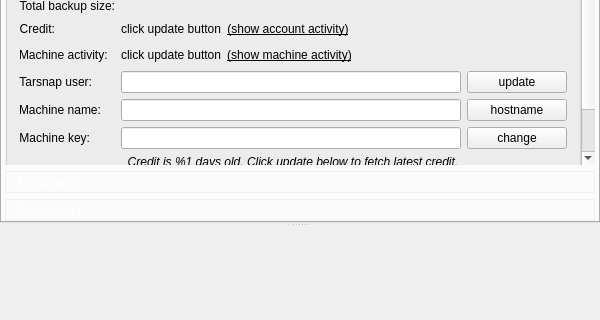
Before: the Qt Designer form forms/mainwindow.ui in Tarsnap/tarsnap-gui, drawn with Qt 5; both pictures show x 0 to 600 and y 159 to 479 of the 600 by 600 pixel window.
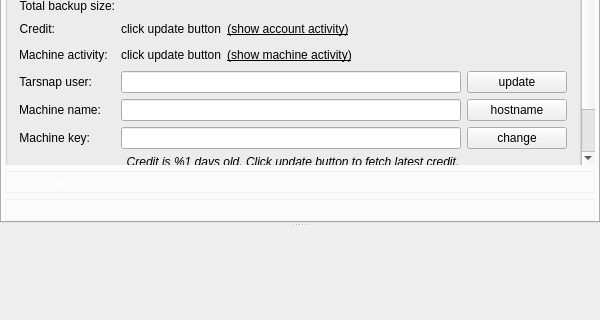
After: the same form once the commit is applied. The open tabs and pages were chosen to show the change. Icons and pictures are not drawn. Custom widgets are drawn as their Qt base class.

The edit to the form file:
```diff
--- a/forms/mainwindow.ui
+++ b/forms/mainwindow.ui
@@ -1171,7 +1171,7 @@
                        <string>Press the big Tarsnap button above to update account details</string>
                       </property>
                       <property name="text">
-                       <string>Credit is %1 days old. Click update below to fetch latest credit.</string>
+                       <string>Credit is %1 days old. Click update button to fetch latest credit.</string>
                       </property>
                       <property name="alignment">
                        <set>Qt::AlignCenter</set>
```
Left out of the diff: 71 changed lines with no effect on the pictures.
